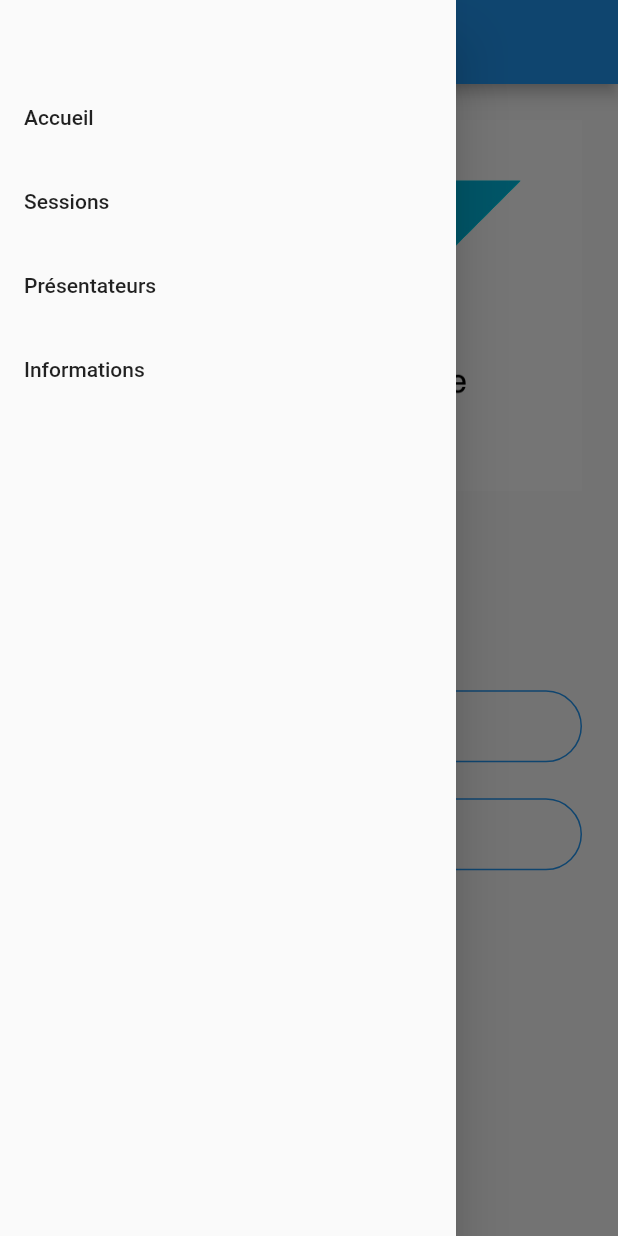
After one commit to qeude/projet_multiplateforme, a Flutter app: the screen it shows after launch, with the side drawer open, on a phone screen of 412 x 824 dp. The commit adds this screen. Run offline on Flutter 3.47's test engine with Material 2 defaults, Android fonts, the phone set to English and light mode, and no system bars; our stand-ins replace camera, connectivity, contacts_service, image_picker, shared_preferences.

Commit message:
refactoring sidemenu

```diff
--- /dev/null
+++ b/lib/components/sidemenu.dart
@@ -0,0 +1,48 @@
+import 'package:flutter/material.dart';
+
+import '../homepage.dart';
+import '../sessionspage.dart';
+import '../speakerspage.dart';
+import '../phoneinformationpage.dart';
+
+class SideMenu extends StatelessWidget {
+  @override
+  Widget build(BuildContext context) {
+    return Drawer(
+          child: ListView(
+            physics: NeverScrollableScrollPhysics(),
+            padding: EdgeInsets.only(top: 50.0),
+            children: <Widget>[
+              ListTile(
+                title: Text('Accueil'),
+                onTap: () {
+                  Navigator.push(context,
+                      MaterialPageRoute(builder: (context) => HomePage()));
+                },
+              ),
+              ListTile(
+                title: Text('Sessions'),
+                onTap: () {
+                  Navigator.push(context,
+                      MaterialPageRoute(builder: (context) => SessionsPage()));
+                },
+              ),
+              ListTile(
+                title: Text('Présentateurs'),
+                onTap: () {
+                  Navigator.push(context,
+                      MaterialPageRoute(builder: (context) => SpeakersPage()));
+                },
+              ),
+              ListTile(
+                title: Text('Informations'),
+                onTap: () {
+                  Navigator.push(context,
+                      MaterialPageRoute(builder: (context) => PhoneInformationPage()));
+                },
+              ),
+            ],
+          ),
+        );
+  }
+}
```
Also changed, not shown: lib/homepage.dart (+2 -36 lines), lib/phoneinformationpage.dart (+2 -38 lines).
